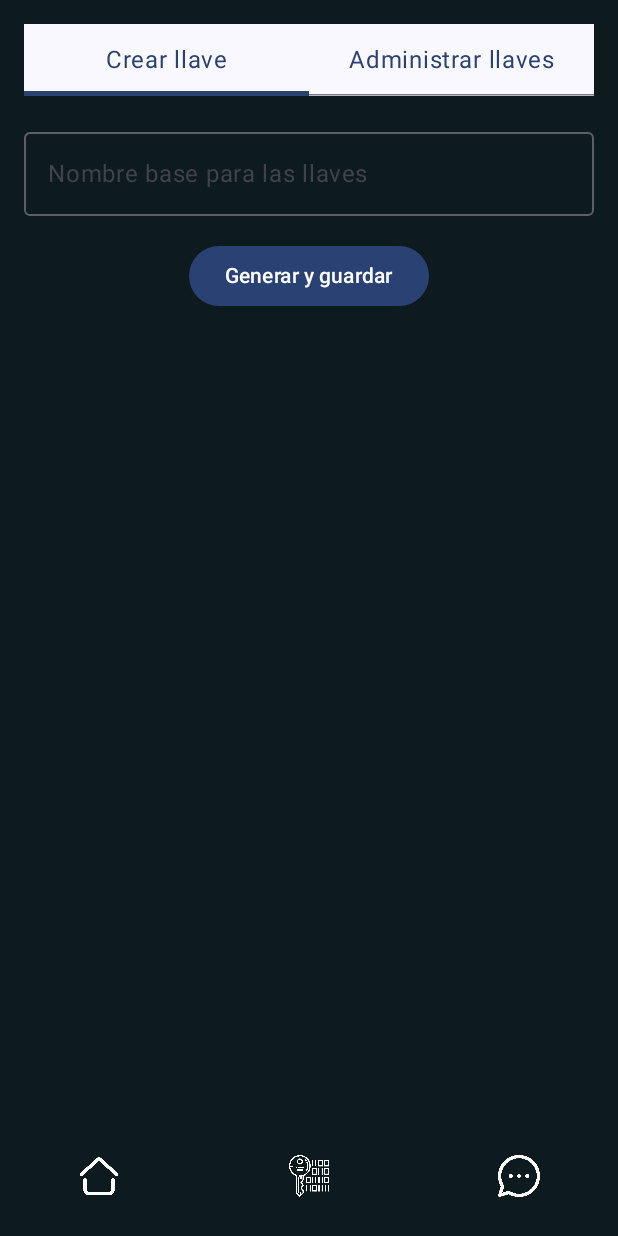
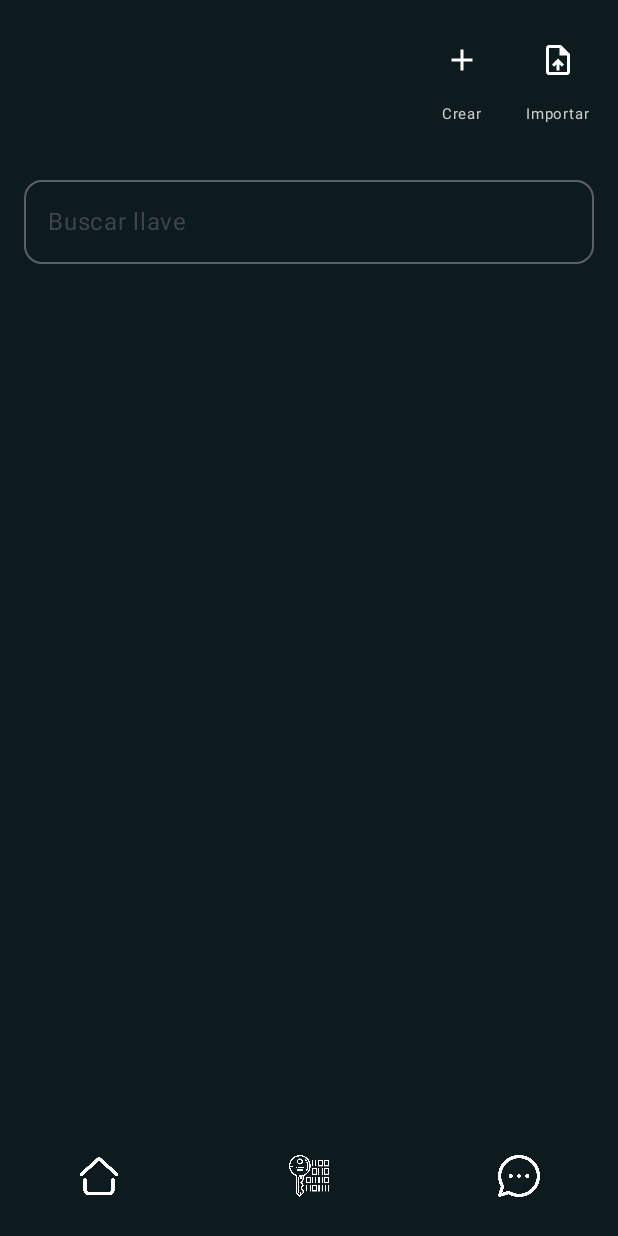
Before and after one commit to secureXv1/Encrypt_Android, an Android app built with Jetpack Compose: the KeygenScreen screen opened through its navigation route, on a phone screen of 412 x 824 dp. Run offline under Robolectric (Android 15) with nearby library versions, the phone set to English and light mode, and no system bars.

Commit message:
V39
mejoras en llaves

```diff
--- a/app/src/main/java/com/safeguard/encrypt_android/ui/screens/KeygenScreen.kt
+++ b/app/src/main/java/com/safeguard/encrypt_android/ui/screens/KeygenScreen.kt
@@ -2,22 +2,32 @@ package com.safeguard.encrypt_android.ui.screens
 
 import android.content.Context
 import android.content.Intent
+import android.net.Uri
 import android.widget.Toast
+import androidx.activity.compose.rememberLauncherForActivityResult
+import androidx.activity.result.contract.ActivityResultContracts
 import androidx.compose.foundation.background
 import androidx.compose.foundation.clickable
 import androidx.compose.foundation.layout.*
 import androidx.compose.foundation.lazy.LazyColumn
 import androidx.compose.foundation.lazy.items
+import androidx.compose.foundation.shape.CircleShape
+import androidx.compose.foundation.shape.RoundedCornerShape
 import androidx.compose.material.icons.Icons
+import androidx.compose.material.icons.filled.Add
 import androidx.compose.material.icons.filled.Delete
 import androidx.compose.material.icons.filled.Share
+import androidx.compose.material.icons.filled.UploadFile
+import androidx.compose.material.icons.filled.VpnKey
 import androidx.compose.material3.*
 import androidx.compose.runtime.*
 import androidx.compose.ui.Alignment
 import androidx.compose.ui.Modifier
 import androidx.compose.ui.graphics.Color
 import androidx.compose.ui.platform.LocalContext
+import androidx.compose.ui.text.input.TextFieldValue
 import androidx.compose.ui.unit.dp
+import androidx.compose.ui.unit.sp
 import androidx.core.content.FileProvider
 import com.safeguard.encrypt_android.crypto.KeyUtils
 import java.io.File
@@ -25,87 +35,85 @@ import java.io.File
 @Composable
 fun KeygenScreen() {
     val context = LocalContext.current
-    var keyName by remember { mutableStateOf("") }
-    var message by remember { mutableStateOf("") }
-    var selectedTab by remember { mutableStateOf(0) }
     var pemFiles by remember { mutableStateOf(listOf<File>()) }
+    var searchQuery by remember { mutableStateOf(TextFieldValue("")) }
+    var fileToDelete by remember { mutableStateOf<File?>(null) }
+    var showCreateDialog by remember { mutableStateOf(false) }
 
-    Column(Modifier.fillMaxSize().padding(16.dp)) {
-        TabRow(selectedTabIndex = selectedTab) {
-            Tab(selected = selectedTab == 0, onClick = { selectedTab = 0 }) {
-                Text("Crear llave", Modifier.padding(12.dp))
+    // Importar archivo .pem
+    val importLauncher = rememberLauncherForActivityResult(ActivityResultContracts.OpenDocument()) { uri: Uri? ->
+        uri?.let {
+            val fileName = uri.lastPathSegment?.substringAfterLast('/') ?: "imported_key.pem"
+            val destFile = File(context.filesDir, fileName)
+            context.contentResolver.openInputStream(uri)?.use { input ->
+                destFile.writeBytes(input.readBytes())
+                Toast.makeText(context, "Llave importada: ${destFile.name}", Toast.LENGTH_SHORT).show()
             }
-            Tab(selected = selectedTab == 1, onClick = {
-                selectedTab = 1
-                val allPem = context.filesDir.listFiles()?.filter { it.name.endsWith(".pem") } ?: emptyList()
-                pemFiles = allPem.sortedBy { it.name }
-            }) {
-                Text("Administrar llaves", Modifier.padding(12.dp))
+            pemFiles = context.filesDir.listFiles()?.filter { it.name.endsWith(".pem") }?.sortedBy { it.name } ?: emptyList()
         }
     }
 
-        Spacer(Modifier.height(16.dp))
-
-        when (selectedTab) {
-            0 -> CrearLlaveUI(keyName, onKeyNameChange = { keyName = it }, onCreate = {
-                if (keyName.isBlank()) {
-                    message = "⚠️ Debes ingresar un nombre."
-                    return@CrearLlaveUI
+    // Cargar llaves al iniciar
+    LaunchedEffect(Unit) {
+        pemFiles = context.filesDir.listFiles()?.filter { it.name.endsWith(".pem") }?.sortedBy { it.name } ?: emptyList()
     }
 
-                try {
-                    val keyPair = KeyUtils.generateRSAKeyPair()
-
-                    val pubPem = wrapAsPem(KeyUtils.encodePublicKeyToBase64(keyPair.public), "PUBLIC KEY")
-                    val privPem = wrapAsPem(KeyUtils.encodePrivateKeyToBase64(keyPair.private), "PRIVATE KEY")
-
-                    File(context.filesDir, "${keyName}_public.pem").writeText(pubPem)
-                    File(context.filesDir, "${keyName}_private.pem").writeText(privPem)
-
-                    message = "✔️ Llaves guardadas como: ${keyName}_public.pem y ${keyName}_private.pem"
-                } catch (e: Exception) {
-                    message = "❌ Error al generar llaves: ${e.message}"
+    Column(Modifier.fillMaxSize().padding(16.dp)) {
+        // Encabezado: Crear / Importar
+        Row(
+            modifier = Modifier
+                .fillMaxWidth()
+                .padding(bottom = 12.dp),
+            horizontalArrangement = Arrangement.End
+        ) {
+            Column(horizontalAlignment = Alignment.CenterHorizontally, modifier = Modifier.padding(end = 16.dp)) {
+                IconButton(onClick = { showCreateDialog = true }) {
+                    Icon(Icons.Default.Add, contentDescription = "Crear", tint = Color.White)
                 }
-            })
-
-            1 -> AdministrarLlavesUI(pemFiles, context)
+                Text("Crear", fontSize = 10.sp, color = Color.LightGray)
             }
 
-        if (message.isNotBlank()) {
-            Spacer(Modifier.height(12.dp))
-            Text(message, style = MaterialTheme.typography.bodyMedium)
+            Column(horizontalAlignment = Alignment.CenterHorizontally) {
+                IconButton(onClick = { importLauncher.launch(arrayOf("*/*")) }) {
+                    Icon(Icons.Default.UploadFile, contentDescription = "Importar", tint = Color.White)
                 }
+                Text("Importar", fontSize = 10.sp, color = Color.LightGray)
             }
         }
 
-@Composable
-fun CrearLlaveUI(keyName: String, onKeyNameChange: (String) -> Unit, onCreate: () -> Unit) {
-    Column {
-        OutlinedTextField(
-            value = keyName,
-            onValueChange = onKeyNameChange,
-            label = { Text("Nombre base para las llaves") },
-            modifier = Modifier.fillMaxWidth()
+        // Diálogo para crear llave
+        if (showCreateDialog) {
+            CrearLlaveDialog(
+                context = context,
+                onLlaveCreada = {
+                    showCreateDialog = false
+                    pemFiles = context.filesDir.listFiles()?.filter { it.name.endsWith(".pem") }?.sortedBy { it.name } ?: emptyList()
+                },
+                onDismiss = { showCreateDialog = false }
             )
-        Spacer(Modifier.height(16.dp))
-        Button(onClick = onCreate, modifier = Modifier.align(Alignment.CenterHorizontally)) {
-            Text("Generar y guardar")
-        }
-    }
         }
 
-@Composable
-fun AdministrarLlavesUI(pemFiles: List<File>, context: Context) {
-    var fileToDelete by remember { mutableStateOf<File?>(null) }
+        // Campo de búsqueda
+        OutlinedTextField(
+            value = searchQuery,
+            onValueChange = { searchQuery = it },
+            label = { Text("Buscar llave") },
+            modifier = Modifier
+                .fillMaxWidth()
+                .padding(vertical = 12.dp),
+            shape = RoundedCornerShape(12.dp),
+            singleLine = true
+        )
 
-    LazyColumn(modifier = Modifier.fillMaxSize().padding(top = 8.dp)) {
-        items(pemFiles) { file ->
+        // Lista de llaves
+        LazyColumn(modifier = Modifier.fillMaxSize()) {
+            items(pemFiles.filter { it.name.contains(searchQuery.text, ignoreCase = true) }) { file ->
                 Card(
                     modifier = Modifier
                         .fillMaxWidth()
-                    .padding(horizontal = 12.dp, vertical = 6.dp),
+                        .padding(vertical = 4.dp),
                     colors = CardDefaults.cardColors(containerColor = Color(0xFF1A1A1A)),
-                elevation = CardDefaults.cardElevation(defaultElevation = 2.dp)
+                    elevation = CardDefaults.cardElevation(2.dp)
                 ) {
                     Row(
                         modifier = Modifier
@@ -122,26 +130,18 @@ fun AdministrarLlavesUI(pemFiles: List<File>, context: Context) {
                         )
 
                         IconButton(onClick = { sharePemFile(context, file) }) {
-                        Icon(
-                            imageVector = Icons.Default.Share,
-                            contentDescription = "Compartir",
-                            tint = Color(0xFF00BCD4)
-                        )
+                            Icon(Icons.Default.Share, contentDescription = "Compartir", tint = Color(0xFF00BCD4))
                         }
 
                         IconButton(onClick = { fileToDelete = file }) {
-                        Icon(
-                            imageVector = Icons.Default.Delete,
-                            contentDescription = "Eliminar",
-                            tint = Color.Red
-                        )
+                            Icon(Icons.Default.Delete, contentDescription = "Eliminar", tint = Color.Red)
                         }
                     }
                 }
             }
         }
 
-    // Diálogo de confirmación al eliminar
+        // Confirmación de eliminación
         if (fileToDelete != null) {
             AlertDialog(
                 onDismissRequest = { fileToDelete = null },
@@ -151,6 +151,7 @@ fun AdministrarLlavesUI(pemFiles: List<File>, context: Context) {
                     TextButton(onClick = {
                         fileToDelete!!.delete()
                         Toast.makeText(context, "Llave eliminada", Toast.LENGTH_SHORT).show()
+                        pemFiles = pemFiles.filter { it != fileToDelete }
                         fileToDelete = null
                     }) {
                         Text("Eliminar", color = Color.Red)
@@ -163,6 +164,7 @@ fun AdministrarLlavesUI(pemFiles: List<File>, context: Context) {
                 },
                 containerColor = Color(0xFF1C1C1C)
             )
+        }
     }
 }
 
@@ -188,3 +190,59 @@ fun sharePemFile(context: Context, file: File) {
         Toast.makeText(context, "Error al compartir: ${e.message}", Toast.LENGTH_LONG).show()
     }
 }
+
+@Composable
+fun CrearLlaveDialog(
+    context: Context,
+    onLlaveCreada: () -> Unit,
+    onDismiss: () -> Unit
+) {
+    var nombreLlave by remember { mutableStateOf("") }
+    var error by remember { mutableStateOf<String?>(null) }
+
+    AlertDialog(
+        onDismissRequest = onDismiss,
+        title = { Text("Crear nueva llave") },
+        text = {
+            Column {
+                OutlinedTextField(
+                    value = nombreLlave,
+                    onValueChange = { nombreLlave = it },
+                    label = { Text("Nombre de la llave") },
+                    singleLine = true
+                )
+                if (error != null) {
+                    Spacer(Modifier.height(8.dp))
+                    Text(error!!, color = Color.Red)
+                }
+            }
+        },
+        confirmButton = {
+            TextButton(onClick = {
+                if (nombreLlave.isBlank()) {
+                    error = "El nombre no puede estar vacío"
+                    return@TextButton
+                }
+
+                try {
+                    val keyPair = KeyUtils.generateRSAKeyPair()
+                    val pubPem = wrapAsPem(KeyUtils.encodePublicKeyToBase64(keyPair.public), "PUBLIC KEY")
+                    val privPem = wrapAsPem(KeyUtils.encodePrivateKeyToBase64(keyPair.private), "PRIVATE KEY")
+                    File(context.filesDir, "${nombreLlave}_public.pem").writeText(pubPem)
+                    File(context.filesDir, "${nombreLlave}_private.pem").writeText(privPem)
+                    onLlaveCreada()
+                } catch (e: Exception) {
+                    error = "Error al generar llave: ${e.message}"
+                }
+            }) {
+                Text("Crear")
+            }
+        },
+        dismissButton = {
+            TextButton(onClick = onDismiss) {
+                Text("Cancelar")
+            }
+        },
+        containerColor = Color(0xFF1E1E1E)
+    )
+}
```
Lines whose indentation alone changed are shown as unchanged.
